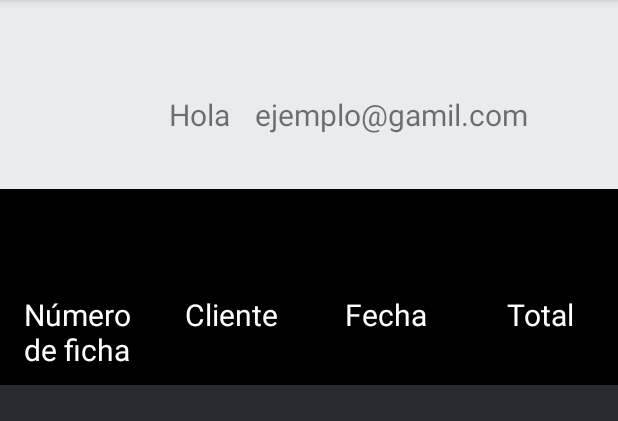
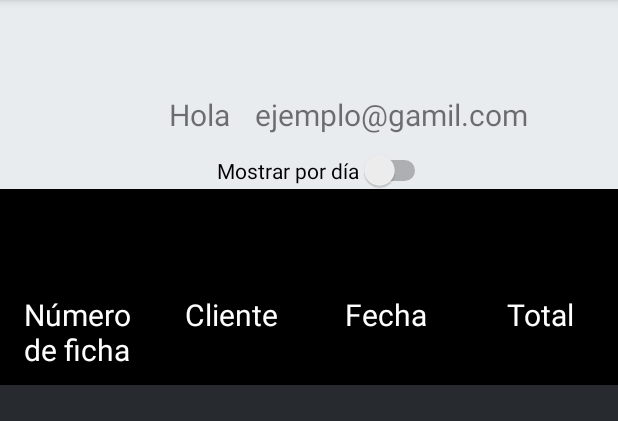
Before and after one commit to jma-ludiverso/Mika, an Android app: the fichas_activas screen opened directly, with no data from a screen before it, on a phone screen of 412 x 824 dp, the part 84-505 px from its top. Run offline under Robolectric (Android 15) with nearby library versions, the phone set to English and light mode, and no system bars; network calls fail; 1 statement that could not run was skipped.

Commit message:
correcciones de pruebas

```diff
--- a/MikaAndroid/MikaApp/app/src/main/AndroidManifest.xml
+++ b/MikaAndroid/MikaApp/app/src/main/AndroidManifest.xml
@@ -31,11 +31,11 @@
         <activity
             android:name=".nueva_ficha"
             android:exported="false"
-            android:parentActivityName=".seleccion_cliente" />
+            android:parentActivityName=".menu_principal" />
         <activity
             android:name=".fichas_activas"
             android:exported="false"
-            android:parentActivityName=".seleccion_cliente" />
+            android:parentActivityName=".menu_principal" />
         <activity
             android:name=".menu_principal"
             android:exported="false" />
--- a/MikaAndroid/MikaApp/app/src/main/java/com/example/mikaapp/fichas_activas.java
+++ b/MikaAndroid/MikaApp/app/src/main/java/com/example/mikaapp/fichas_activas.java
@@ -12,7 +12,9 @@ import android.view.View;
 import android.view.ViewGroup;
 import android.view.WindowManager;
 import android.widget.Button;
+import android.widget.CompoundButton;
 import android.widget.DatePicker;
+import android.widget.ImageButton;
 import android.widget.TableLayout;
 import android.widget.TableRow;
 import android.widget.TextView;
@@ -26,9 +28,13 @@ import java.util.Currency;
 import java.util.List;
 import java.util.Locale;
 
+import android.widget.Switch;
+
 public class fichas_activas extends AppCompatActivity {
     TextView txtCorreo;
     TextView date;
+    ImageButton CaldButn;
+    private Switch mySwitch;
     @Override
     protected void onCreate(Bundle savedInstanceState) {
         super.onCreate(savedInstanceState);
@@ -48,7 +54,30 @@ public class fichas_activas extends AppCompatActivity {
         date.setText(fechaActual);
 
         getWindow().setSoftInputMode(WindowManager.LayoutParams.SOFT_INPUT_ADJUST_PAN);
+
+        CaldButn = findViewById(R.id.ib_calendario);
+
+        mySwitch = findViewById(R.id.mySwitch);
+        //mySwitch.setText("Mostrar por día");
+
         cargaDatos();
+
+        mySwitch.setOnCheckedChangeListener(new CompoundButton.OnCheckedChangeListener() {
+            @Override
+            public void onCheckedChanged(CompoundButton buttonView, boolean isChecked) {
+
+                if (isChecked) {
+                    CaldButn.setVisibility(View.VISIBLE);
+                    date.setVisibility(View.VISIBLE);
+                    Toast.makeText(fichas_activas.this, "Mostrando fichas del día seleccionado", Toast.LENGTH_SHORT).show();
+                } else {
+                    CaldButn.setVisibility(View.INVISIBLE);
+                    date.setVisibility(View.INVISIBLE);
+                    Toast.makeText(fichas_activas.this, "Mostrando todas las fichas pendientes de sincronizar", Toast.LENGTH_SHORT).show();
+                }
+                cargaDatos();
+            }
+        });
     }
 
     public void abrirCalendario(View view){
@@ -81,11 +110,23 @@ public class fichas_activas extends AppCompatActivity {
             DBManager mDbHelper = new DBManager(getApplicationContext());
             mDbHelper.open();
 
-            String sql = "select f.NFicha, c.Nombre as Cliente, f.Fecha, f.Total " +
-                    "from Fichas f " +
-                    "inner join Clientes c on c.idSalon=f.IdSalon and c.idCliente=f.idCliente " +
-                    "where f.IdSalon=? and f.Fecha=? Order by f.NFicha";
-            Cursor c = mDbHelper.getData(sql, new String[]{String.valueOf(ActiveData.loginData.userData.salon), date.getText().toString()});
+            Cursor c = null;
+
+            if (mySwitch.isChecked()){
+                //se consulta la fecha seleccionada
+                String sql = "select f.NFicha, c.Nombre as Cliente, f.Fecha, f.Total " +
+                        "from Fichas f " +
+                        "inner join Clientes c on c.idSalon=f.IdSalon and c.idCliente=f.idCliente " +
+                        "where f.IdSalon=? and f.Fecha=? Order by f.NFicha";
+                c = mDbHelper.getData(sql, new String[]{String.valueOf(ActiveData.loginData.userData.salon), date.getText().toString()});
+            } else {
+                //se muestran todas las fichas
+                String sql = "select f.NFicha, c.Nombre as Cliente, f.Fecha, f.Total " +
+                        "from Fichas f " +
+                        "inner join Clientes c on c.idSalon=f.IdSalon and c.idCliente=f.idCliente " +
+                        "where f.IdSalon=? Order by f.NFicha";
+               c = mDbHelper.getData(sql, new String[]{String.valueOf(ActiveData.loginData.userData.salon)});
+            }
 
             if (c != null && c.getCount() > 0) {
 
@@ -169,6 +210,7 @@ public class fichas_activas extends AppCompatActivity {
                     "inner join AspNetUsers emp on emp.Salon=fl.idsalon and emp.Codigo=fl.Codigo\n" +
                     "where f.NFicha=? and f.idSalon=?\n" +
                     "ORDER BY fl.Linea ";
+
             Cursor c = mDbHelper.getData(sql, new String[]{nFicha, String.valueOf(ActiveData.loginData.userData.salon)});
             if(c != null && c.getCount()>0){
                 while (c.moveToNext()){
--- a/MikaAndroid/MikaApp/app/src/main/java/com/example/mikaapp/sincronizar.java
+++ b/MikaAndroid/MikaApp/app/src/main/java/com/example/mikaapp/sincronizar.java
@@ -84,8 +84,7 @@ public class sincronizar extends AppCompatActivity {
 
                     if (fichaActiva.lineas.size()==0){
                         fichaActiva.nFicha = c.getString(28);
-                        SimpleDateFormat formatter = new SimpleDateFormat("dd/MM/yyyy", Locale.ENGLISH);
-                        formatter.setTimeZone(TimeZone.getTimeZone("Europe/Madrid"));
+                        SimpleDateFormat formatter = new SimpleDateFormat("dd/MM/yyyy", Locale.getDefault());
                         Date fec = formatter.parse(c.getString(0));
                         Calendar cal = Calendar.getInstance();
                         cal.setTime(fec);
--- a/MikaAndroid/MikaApp/app/src/main/res/layout/activity_fichas_activas.xml
+++ b/MikaAndroid/MikaApp/app/src/main/res/layout/activity_fichas_activas.xml
@@ -85,6 +85,7 @@
             android:layout_marginLeft="570dp"
             android:layout_marginTop="15dp"
             android:text="00/00/0000"
+            android:visibility="invisible"
             android:textColor="@color/white"
             android:textSize="20dp" />
 
@@ -94,9 +95,22 @@
             android:layout_height="55dp"
             android:layout_marginLeft="5dp"
             android:layout_marginRight="30dp"
+            android:visibility="invisible"
             android:onClick="abrirCalendario"
             app:srcCompat="@drawable/calendary" />
     </TableRow>
+
+    <Switch
+        android:id="@+id/mySwitch"
+        android:layout_width="wrap_content"
+        android:layout_height="wrap_content"
+        android:layout_marginLeft="20dp"
+        android:text="Mostrar por día"
+        app:layout_constraintTop_toTopOf="parent"
+        app:layout_constraintStart_toStartOf="parent"
+        app:layout_constraintEnd_toEndOf="parent"
+        android:layout_marginTop="100dp"/>
+
 
     <TableLayout
         android:id="@+id/tablaLineas"
```
Also changed, not shown: MikaAndroid/MikaApp/app/src/main/java/com/example/mikaapp/dialog_new_line.java (+40 -10 lines), MikaAndroid/MikaApp/app/src/main/java/com/example/mikaapp/nueva_ficha.java (+11 -0 lines), 1 other file.
